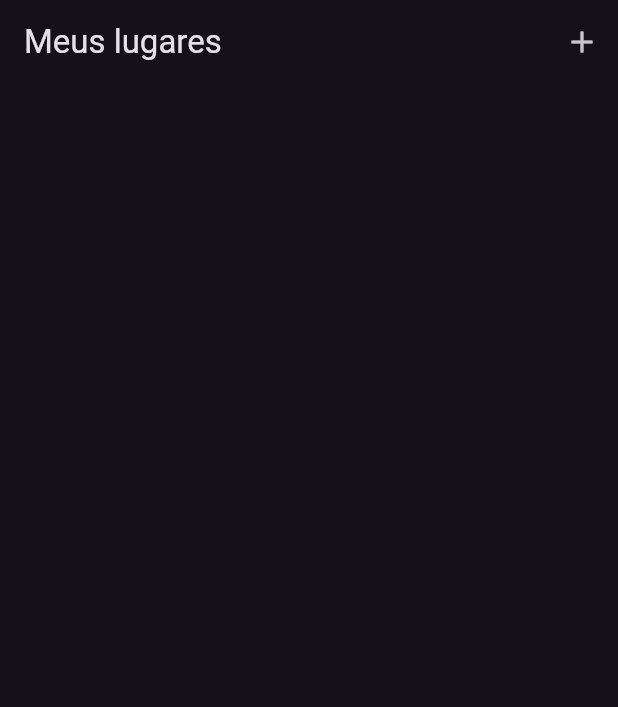
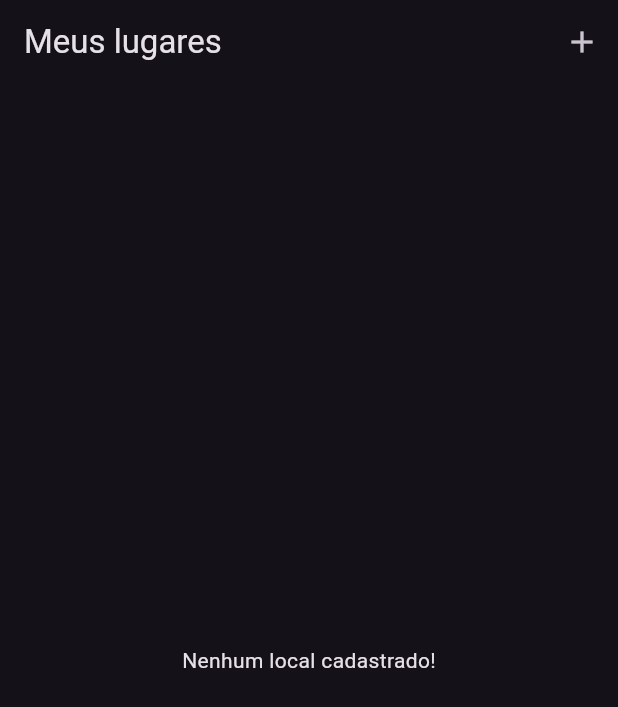
Before and after one commit to KauaHenSilva/dart_flutter_maps, a Flutter app: the screen it shows after launch, on a phone screen of 412 x 824 dp. Shown: the top 707 px of the screen. Run offline on Flutter 3.47's test engine with Material 3 defaults, Android fonts, the light colour scheme and no system bars; our stand-ins replace flutter_form_builder, form_builder_validators, image_picker.

Commit message:
feat: Add lazy loading for images in places list screen

```diff
--- a/lib/screens/places_list_screen.dart
+++ b/lib/screens/places_list_screen.dart
@@ -1,5 +1,7 @@
+import 'package:dart_flutter_maps/providers/great_places.dart';
 import 'package:dart_flutter_maps/utils/my_routes.dart';
 import 'package:flutter/material.dart';
+import 'package:provider/provider.dart';
 
 class PlacesListScreen extends StatelessWidget {
   const PlacesListScreen({super.key});
@@ -18,6 +20,33 @@ class PlacesListScreen extends StatelessWidget {
           ),
         ],
       ),
+      body: Consumer<GreatPlaces>(
+        child: const Center(
+          child: Text('Nenhum local cadastrado!'),
+        ),
+        builder: (ctx, greatPlaces, ch) {
+          return greatPlaces.constItens == 0
+              ? Center(
+                  child: ch,
+                )
+              : ListView.builder(
+                  itemCount: greatPlaces.constItens,
+                  itemBuilder: (ctx, i) => ListTile(
+                    leading: CircleAvatar(
+                      backgroundImage: FileImage(
+                        greatPlaces.getItemByItem(i).image,
+                      ),
+                    ),
+                    title: Text(
+                      greatPlaces.getItemByItem(i).title,
+                    ),
+                    onTap: () {
+                      // Go to detail page ...
+                    },
+                  ),
+                );
+        },
+      ),
     );
   }
 }
```
